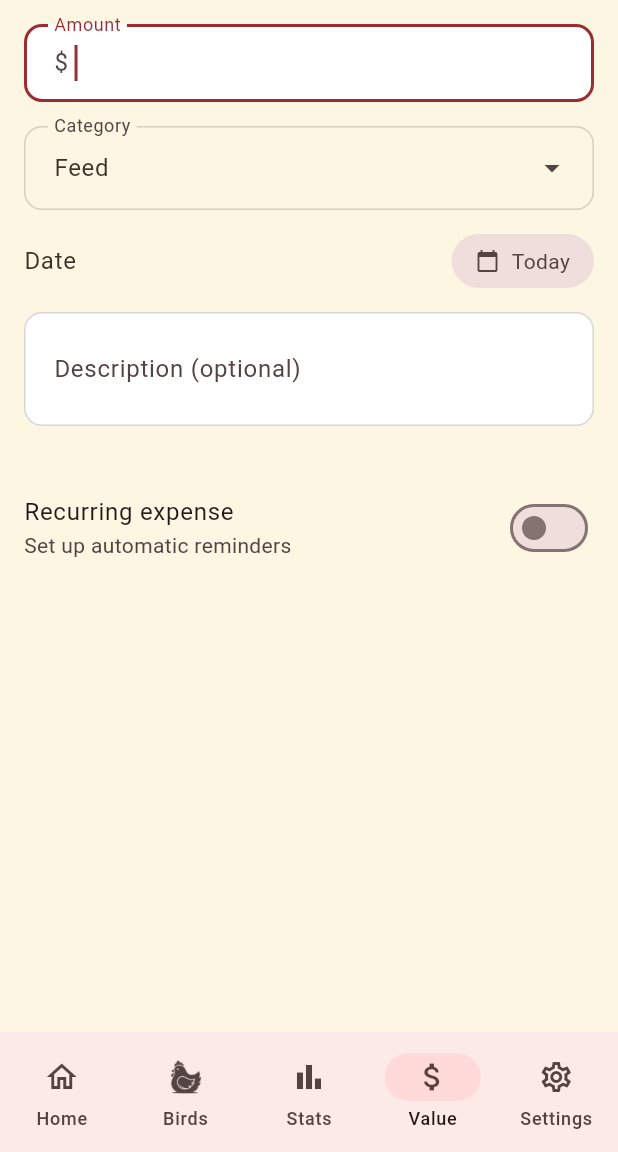
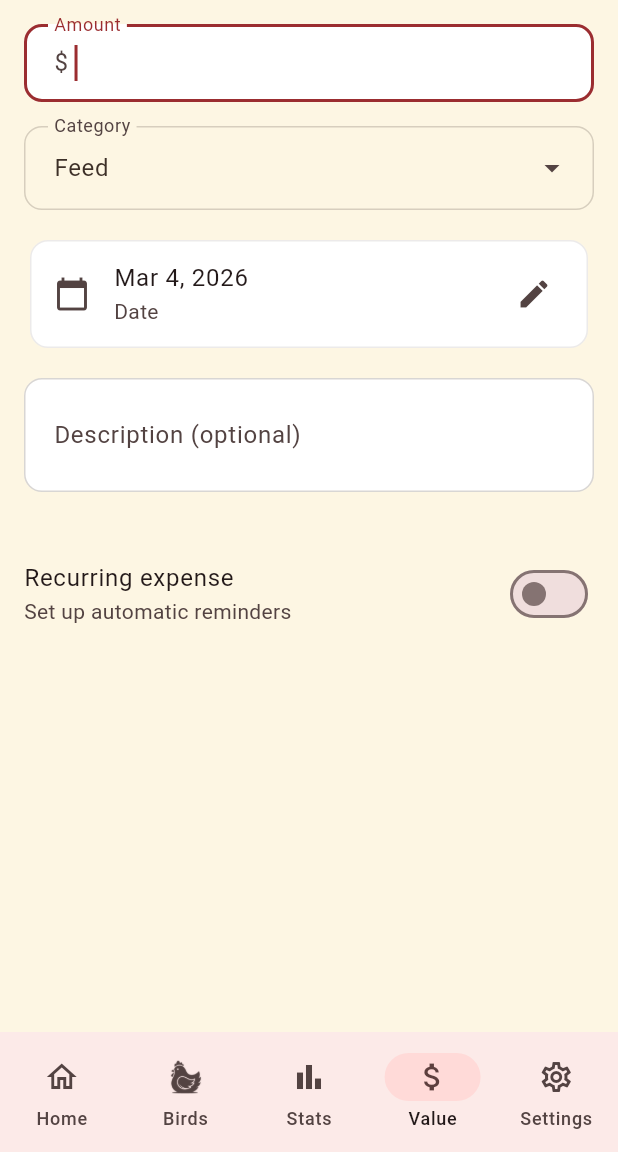
Before and after one commit to pingponghero/flockmanager, a Flutter app: the ExpenseFormScreen screen opened by its route, on a phone screen of 412 x 824 dp, the part 84-1236 px from its top. Run offline on Flutter 3.47's test engine with Material 3 defaults, Android fonts, the phone set to English and light mode, and no system bars; our stand-ins replace awesome_notifications, file_picker, fl_chart, flutter_riverpod, freezed_annotation, go_router and 6 more; accounts and stored records are empty.

Commit message:
Replace ChoiceChips with DropdownMenus and pill date pickers with Card ListTiles
Convert all ChoiceChip selectors to DropdownMenu across health note
type, egg size, and egg quality fields. Default egg size to Medium
and quality to Normal. Replace pill-style date indicators on expense
and income forms with Card/ListTile date pickers.

Co-Authored-By: Claude Opus 4.6 <noreply@anthropic.com>

```diff
--- a/lib/screens/value/value_form_screen.dart
+++ b/lib/screens/value/value_form_screen.dart
@@ -208,9 +208,14 @@ class _ExpenseFormScreenState extends ConsumerState<ExpenseFormScreen> {
             const SizedBox(height: 16),
 
             // Date
-            _DateIndicator(
-              date: _selectedDate,
-              onTap: _selectDate,
+            Card(
+              child: ListTile(
+                leading: const Icon(Icons.calendar_today),
+                title: Text(DateFormat.yMMMd().format(_selectedDate)),
+                subtitle: const Text('Date'),
+                trailing: const Icon(Icons.edit),
+                onTap: _selectDate,
+              ),
             ),
             const SizedBox(height: 16),
 
@@ -495,9 +500,14 @@ class _IncomeFormScreenState extends ConsumerState<IncomeFormScreen> {
             const SizedBox(height: 16),
 
             // Date
-            _DateIndicator(
-              date: _selectedDate,
-              onTap: _selectDate,
+            Card(
+              child: ListTile(
+                leading: const Icon(Icons.calendar_today),
+                title: Text(DateFormat.yMMMd().format(_selectedDate)),
+                subtitle: const Text('Date'),
+                trailing: const Icon(Icons.edit),
+                onTap: _selectDate,
+              ),
             ),
             const SizedBox(height: 16),
 
@@ -544,64 +554,3 @@ class _IncomeFormScreenState extends ConsumerState<IncomeFormScreen> {
     );
   }
 }
-
-class _DateIndicator extends StatelessWidget {
-  final DateTime date;
-  final VoidCallback? onTap;
-
-  const _DateIndicator({required this.date, this.onTap});
-
-  @override
-  Widget build(BuildContext context) {
-    final now = DateTime.now();
-    final today = DateTime(now.year, now.month, now.day);
-    final yesterday = today.subtract(const Duration(days: 1));
-    final dateOnly = DateTime(date.year, date.month, date.day);
-
-    String label;
-    if (dateOnly == today) {
-      label = 'Today';
-    } else if (dateOnly == yesterday) {
-      label = 'Yesterday';
-    } else {
-      label = DateFormat.MMMd().format(date);
-    }
-
-    return Row(
-      children: [
-        Text(
-          'Date',
-          style: Theme.of(context).textTheme.bodyLarge,
-        ),
-        const Spacer(),
-        GestureDetector(
-          onTap: onTap,
-          child: Container(
-            padding: const EdgeInsets.symmetric(horizontal: 16, vertical: 8),
-            decoration: BoxDecoration(
-              color: Theme.of(context).colorScheme.surfaceContainerHighest,
-              borderRadius: BorderRadius.circular(20),
-            ),
-            child: Row(
-              mainAxisSize: MainAxisSize.min,
-              children: [
-                Icon(
-                  Icons.calendar_today,
-                  size: 16,
-                  color: Theme.of(context).colorScheme.onSurfaceVariant,
-                ),
-                const SizedBox(width: 8),
-                Text(
-                  label,
-                  style: Theme.of(context).textTheme.bodyMedium?.copyWith(
-                        color: Theme.of(context).colorScheme.onSurfaceVariant,
-                      ),
-                ),
-              ],
-            ),
-          ),
-        ),
-      ],
-    );
-  }
-}
```
Also changed, not shown: lib/screens/birds/health_note_form_screen.dart (+13 -30 lines), lib/screens/eggs/egg_log_screen.dart (+22 -50 lines), lib/widgets/egg_quick_log.dart (+24 -54 lines).
